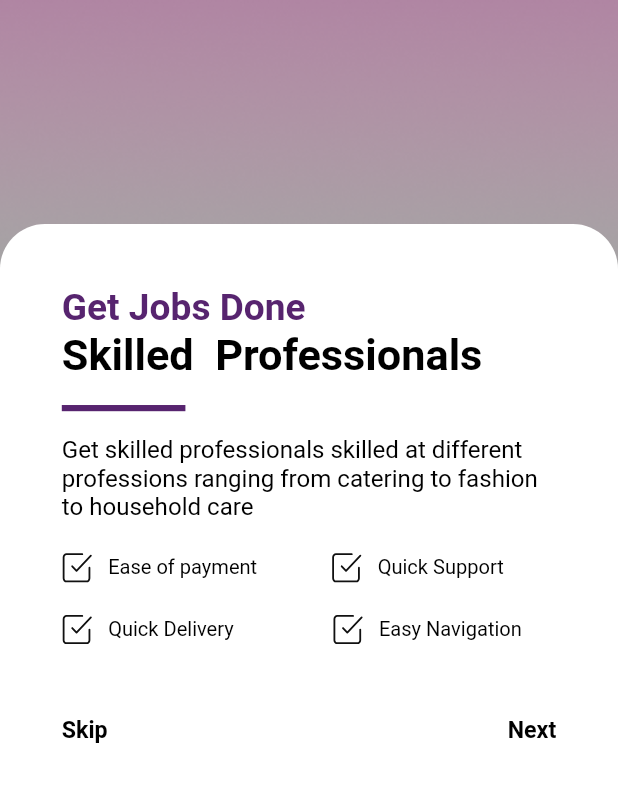
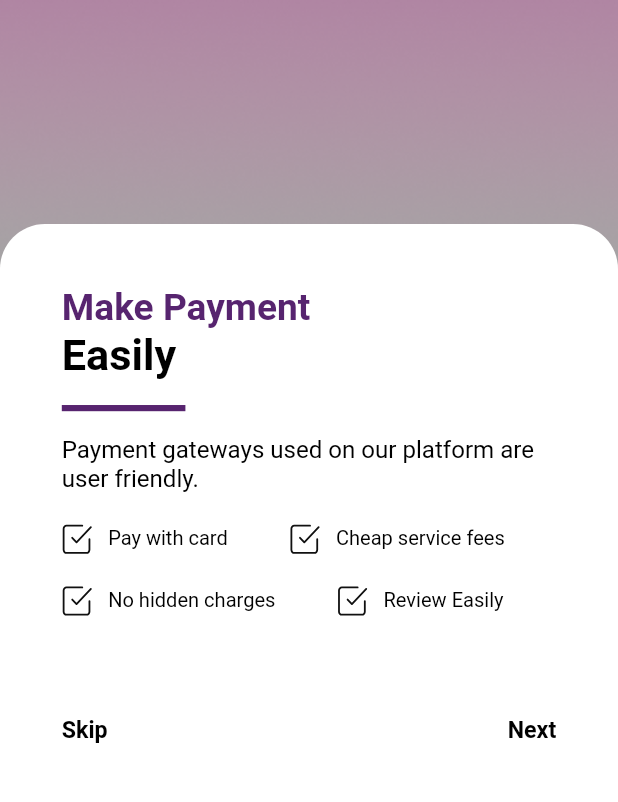
Before and after one commit to CephasPeter/fuitos_app, a Flutter app: the OnboardingPage widget shown alone on an empty page, opened directly, after a tap on "Next", on a phone screen of 412 x 824 dp, the part 394-1196 px from its top. Run offline on Flutter 3.47's test engine with Material 2 defaults, Android fonts, the phone set to English and light mode, and no system bars; our stand-ins replace flutter_svg, font_awesome_flutter, loading_animation_widget, splashscreen.

```diff
--- a/lib/screens/onboarding/onboarding_page.dart
+++ b/lib/screens/onboarding/onboarding_page.dart
@@ -16,6 +16,7 @@ class OnboardingPage extends StatefulWidget {
 
 class _OnboardingPageState extends State<OnboardingPage> {
   var currentPage = 0;
+  var pageController = PageController();
 
   @override
   Widget build(BuildContext context) {
@@ -291,7 +292,7 @@ class _OnboardingPageState extends State<OnboardingPage> {
                     ),
                     color: Colors.white,
                   ),
-                  child: PageView.builder(itemCount: 2,itemBuilder: (context, index) {
+                  child: PageView.builder(itemCount: 2,controller: pageController,itemBuilder: (context, index) {
                     currentPage = index;
                     if(index == 0) {
                       return bottomScreen1;
@@ -318,9 +319,14 @@ class _OnboardingPageState extends State<OnboardingPage> {
                             onTap: (){
 
                             }, child: Text("Skip", style: TextStyle(fontSize: multiplier*0.075, fontWeight: FontWeight.bold, color: Colors.black))),
+
                         InkWell(
                           onTap: (){
-
+                            if(currentPage == 0) {
+                              pageController.nextPage(duration: const Duration(milliseconds: 200), curve: Curves.easeIn);
+                            } else {
+                              //Navigator.pop(context);
+                            }
                           }, child: Text("Next", style: TextStyle(fontSize: multiplier*0.075, fontWeight: FontWeight.bold, color: Colors.black))),
                       ],
                     ),
```
